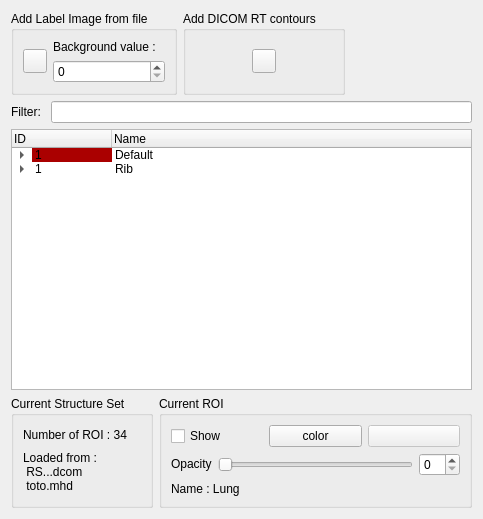
open-vv/vv, file vv/qt_ui/vvToolStructureSetManager.ui: the form before one commit.
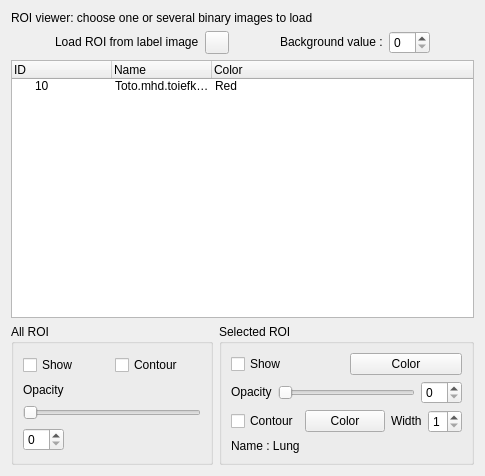
The form after the commit. Icons and pictures are not drawn.

Diff of the .ui file:
```diff
--- a/vv/qt_ui/vvToolStructureSetManager.ui
+++ b/vv/qt_ui/vvToolStructureSetManager.ui
@@ -6,22 +6,57 @@
    <rect>
     <x>0</x>
     <y>0</y>
-    <width>483</width>
-    <height>519</height>
+    <width>485</width>
+    <height>476</height>
    </rect>
   </property>
   <property name="windowTitle">
    <string>Form</string>
   </property>
-  <layout class="QVBoxLayout" name="verticalLayout_4">
+  <layout class="QVBoxLayout" name="verticalLayout_3">
+   <item>
+    <widget class="QLabel" name="mROInameLabel_3">
+     <property name="sizePolicy">
+      <sizepolicy hsizetype="Preferred" vsizetype="Fixed">
+       <horstretch>0</horstretch>
+       <verstretch>0</verstretch>
+      </sizepolicy>
+     </property>
+     <property name="text">
+      <string>ROI viewer: choose one or several binary images to load</string>
+     </property>
+    </widget>
+   </item>
    <item>
     <layout class="QHBoxLayout" name="horizontalLayout_4">
      <item>
-      <widget class="QGroupBox" name="groupBox_3">
-       <property name="title">
-        <string>Add Label Image from file</string>
+      <spacer name="horizontalSpacer_2">
+       <property name="orientation">
+        <enum>Qt::Horizontal</enum>
        </property>
+       <property name="sizeHint" stdset="0">
+        <size>
+         <width>40</width>
+         <height>20</height>
+        </size>
+       </property>
+      </spacer>
+     </item>
+     <item>
        <layout class="QHBoxLayout" name="horizontalLayout_3">
+       <item>
+        <widget class="QLabel" name="vectorFieldNameLabel_4">
+         <property name="sizePolicy">
+          <sizepolicy hsizetype="Preferred" vsizetype="Fixed">
+           <horstretch>0</horstretch>
+           <verstretch>0</verstretch>
+          </sizepolicy>
+         </property>
+         <property name="text">
+          <string>Load ROI from label image</string>
+         </property>
+        </widget>
+       </item>
         <item>
          <widget class="QPushButton" name="mOpenBinaryButton">
           <property name="sizePolicy">
@@ -48,8 +83,23 @@
           </property>
          </widget>
         </item>
+      </layout>
+     </item>
         <item>
-         <layout class="QVBoxLayout" name="verticalLayout_3">
+      <spacer name="horizontalSpacer">
+       <property name="orientation">
+        <enum>Qt::Horizontal</enum>
+       </property>
+       <property name="sizeHint" stdset="0">
+        <size>
+         <width>40</width>
+         <height>20</height>
+        </size>
+       </property>
+      </spacer>
+     </item>
+     <item>
+      <layout class="QHBoxLayout" name="horizontalLayout_2">
           <item>
            <widget class="QLabel" name="dimensionStaticLabel">
             <property name="sizePolicy">
@@ -72,46 +122,8 @@
           </item>
          </layout>
         </item>
-       </layout>
-      </widget>
-     </item>
      <item>
-      <widget class="QGroupBox" name="groupBox_4">
-       <property name="title">
-        <string>Add DICOM RT contours</string>
-       </property>
-       <layout class="QGridLayout" name="gridLayout">
-        <item row="0" column="0">
-         <widget class="QPushButton" name="mOpenBinaryButton_3">
-          <property name="sizePolicy">
-           <sizepolicy hsizetype="Fixed" vsizetype="Fixed">
-            <horstretch>0</horstretch>
-            <verstretch>0</verstretch>
-           </sizepolicy>
-          </property>
-          <property name="maximumSize">
-           <size>
-            <width>24</width>
-            <height>24</height>
-           </size>
-          </property>
-          <property name="toolTip">
-           <string>Open DICOM  RT Struct</string>
-          </property>
-          <property name="text">
-           <string/>
-          </property>
-          <property name="icon">
-           <iconset resource="../vvIcons.qrc">
-            <normaloff>:/common/icons/fileopen.png</normaloff>:/common/icons/fileopen.png</iconset>
-          </property>
-         </widget>
-        </item>
-       </layout>
-      </widget>
-     </item>
-     <item>
-      <spacer name="horizontalSpacer">
+      <spacer name="horizontalSpacer_3">
        <property name="orientation">
         <enum>Qt::Horizontal</enum>
        </property>
@@ -125,26 +137,6 @@
      </item>
     </layout>
    </item>
-   <item>
-    <layout class="QHBoxLayout" name="horizontalLayout">
-     <item>
-      <widget class="QLabel" name="vectorFieldNameLabel">
-       <property name="sizePolicy">
-        <sizepolicy hsizetype="Preferred" vsizetype="Fixed">
-         <horstretch>0</horstretch>
-         <verstretch>0</verstretch>
-        </sizepolicy>
-       </property>
-       <property name="text">
-        <string>Filter: </string>
-       </property>
-      </widget>
-     </item>
-     <item>
-      <widget class="QLineEdit" name="lineEdit"/>
-     </item>
-    </layout>
-   </item>
    <item>
     <widget class="QTreeWidget" name="mTree">
      <property name="alternatingRowColors">
@@ -172,91 +164,64 @@
        <string>Name</string>
       </property>
      </column>
-     <item>
+     <column>
       <property name="text">
-       <string>1</string>
+       <string>Color</string>
       </property>
-      <property name="background">
-       <brush brushstyle="SolidPattern">
-        <color alpha="255">
-         <red>170</red>
-         <green>0</green>
-         <blue>0</blue>
-        </color>
-       </brush>
-      </property>
-      <property name="text">
-       <string>Default</string>
-      </property>
-      <property name="flags">
-       <set>ItemIsSelectable|ItemIsUserCheckable|ItemIsEnabled|ItemIsTristate</set>
-      </property>
+     </column>
       <item>
        <property name="text">
-        <string>1</string>
+       <string>10</string>
        </property>
        <property name="text">
-        <string>mask1</string>
-       </property>
-      </item>
-      <item>
+       <string>Toto.mhd.toiefkjhfdjvhjhf</string>
+      </property>
        <property name="text">
-        <string>2</string>
-       </property>
-       <property name="text">
-        <string/>
-       </property>
-      </item>
-     </item>
-     <item>
-      <property name="text">
-       <string>1</string>
-      </property>
-      <property name="text">
-       <string>Rib</string>
-      </property>
-      <item>
-       <property name="text">
-        <string>1</string>
-       </property>
-       <property name="text">
-        <string/>
-       </property>
-      </item>
-      <item>
-       <property name="text">
-        <string>2</string>
-       </property>
-       <property name="text">
-        <string/>
-       </property>
-      </item>
+       <string>Red</string>
+      </property>
      </item>
     </widget>
    </item>
    <item>
-    <layout class="QHBoxLayout" name="horizontalLayout_2">
+    <layout class="QHBoxLayout" name="horizontalLayout">
      <item>
-      <widget class="QGroupBox" name="groupBox_2">
+      <widget class="QGroupBox" name="groupBox">
        <property name="title">
-        <string>Current Structure Set</string>
+        <string>All ROI</string>
        </property>
        <layout class="QVBoxLayout" name="verticalLayout_2">
         <item>
-         <widget class="QLabel" name="vectorFieldNameLabel_2">
-          <property name="sizePolicy">
-           <sizepolicy hsizetype="Preferred" vsizetype="Fixed">
-            <horstretch>0</horstretch>
-            <verstretch>0</verstretch>
-           </sizepolicy>
-          </property>
+         <layout class="QHBoxLayout" name="horizontalLayout_7">
+          <item>
+           <widget class="QCheckBox" name="mCheckBoxShowAll">
+            <property name="text">
+             <string>Show</string>
+            </property>
+            <property name="checked">
+             <bool>false</bool>
+            </property>
+            <property name="tristate">
+             <bool>true</bool>
+            </property>
+           </widget>
+          </item>
+          <item>
+           <widget class="QCheckBox" name="mContourCheckBoxShowAll">
           <property name="text">
-           <string>Number of ROI : 34</string>
-          </property>
-         </widget>
-        </item>
+             <string>Contour</string>
+            </property>
+            <property name="checked">
+             <bool>false</bool>
+            </property>
+            <property name="tristate">
+             <bool>true</bool>
+            </property>
+           </widget>
+          </item>
+         </layout>
+        </item>
         <item>
-         <widget class="QLabel" name="vectorFieldNameLabel_4">
+         <widget class="QLabel" name="vectorFieldNameLabel_8">
           <property name="sizePolicy">
            <sizepolicy hsizetype="Preferred" vsizetype="Fixed">
             <horstretch>0</horstretch>
@@ -264,23 +229,48 @@
            </sizepolicy>
           </property>
           <property name="text">
-           <string>Loaded from : 
- RS...dcom 
- toto.mhd</string>
+           <string>Opacity</string>
           </property>
          </widget>
         </item>
+        <item>
+         <widget class="QSlider" name="mOpacitySliderAll">
+          <property name="orientation">
+           <enum>Qt::Horizontal</enum>
+          </property>
+         </widget>
+        </item>
+        <item>
+         <layout class="QHBoxLayout" name="horizontalLayout_10">
+          <item>
+           <widget class="QSpinBox" name="mOpacitySpinBoxAll"/>
+          </item>
+          <item>
+           <spacer name="horizontalSpacer_4">
+            <property name="orientation">
+             <enum>Qt::Horizontal</enum>
+            </property>
+            <property name="sizeHint" stdset="0">
+             <size>
+              <width>37</width>
+              <height>17</height>
+             </size>
+            </property>
+           </spacer>
+          </item>
+         </layout>
+        </item>
        </layout>
       </widget>
      </item>
      <item>
       <widget class="QGroupBox" name="mGroupBoxROI">
        <property name="title">
-        <string>Current ROI</string>
+        <string>Selected ROI</string>
        </property>
        <layout class="QVBoxLayout" name="verticalLayout">
         <item>
-         <layout class="QHBoxLayout" name="horizontalLayout_6">
+         <layout class="QHBoxLayout" name="horizontalLayout_8">
           <item>
            <widget class="QCheckBox" name="mCheckBoxShow">
             <property name="text">
@@ -300,24 +290,7 @@
              <bool>false</bool>
             </property>
             <property name="text">
-             <string>color</string>
-            </property>
-           </widget>
-          </item>
-          <item>
-           <widget class="QPushButton" name="mChangeColorButton_2">
-            <property name="enabled">
-             <bool>false</bool>
-            </property>
-            <property name="toolTip">
-             <string/>
-            </property>
-            <property name="text">
-             <string/>
-            </property>
-            <property name="icon">
-             <iconset resource="../vvIcons.qrc">
-              <normaloff>:/common/icons/rotateright.png</normaloff>:/common/icons/rotateright.png</iconset>
+             <string>Color</string>
             </property>
            </widget>
           </item>
@@ -350,6 +323,60 @@
           </item>
          </layout>
         </item>
+        <item>
+         <layout class="QHBoxLayout" name="horizontalLayout_9">
+          <item>
+           <widget class="QCheckBox" name="mContourCheckBoxShow">
+            <property name="text">
+             <string>Contour</string>
+            </property>
+            <property name="checked">
+             <bool>false</bool>
+            </property>
+           </widget>
+          </item>
+          <item>
+           <widget class="QPushButton" name="mChangeContourColorButton">
+            <property name="toolTip">
+             <string/>
+            </property>
+            <property name="autoFillBackground">
+             <bool>false</bool>
+            </property>
+            <property name="text">
+             <string>Color</string>
+            </property>
+           </widget>
+          </item>
+          <item>
+           <layout class="QHBoxLayout" name="horizontalLayout_6">
+            <item>
+             <widget class="QLabel" name="mROInameLabel_2">
+              <property name="sizePolicy">
+               <sizepolicy hsizetype="Preferred" vsizetype="Fixed">
+                <horstretch>0</horstretch>
+                <verstretch>0</verstretch>
+               </sizepolicy>
+              </property>
+              <property name="text">
+               <string>Width</string>
+              </property>
+             </widget>
+            </item>
+            <item>
+             <widget class="QSpinBox" name="mContourWidthSpinBox">
+              <property name="minimum">
+               <number>1</number>
+              </property>
+              <property name="maximum">
+               <number>5</number>
+              </property>
+             </widget>
+            </item>
+           </layout>
+          </item>
+         </layout>
+        </item>
         <item>
          <widget class="QLabel" name="mROInameLabel">
           <property name="sizePolicy">
```
Left out of the diff: 40 changed lines with no effect on the pictures. Lines whose indentation alone changed are shown as unchanged.
